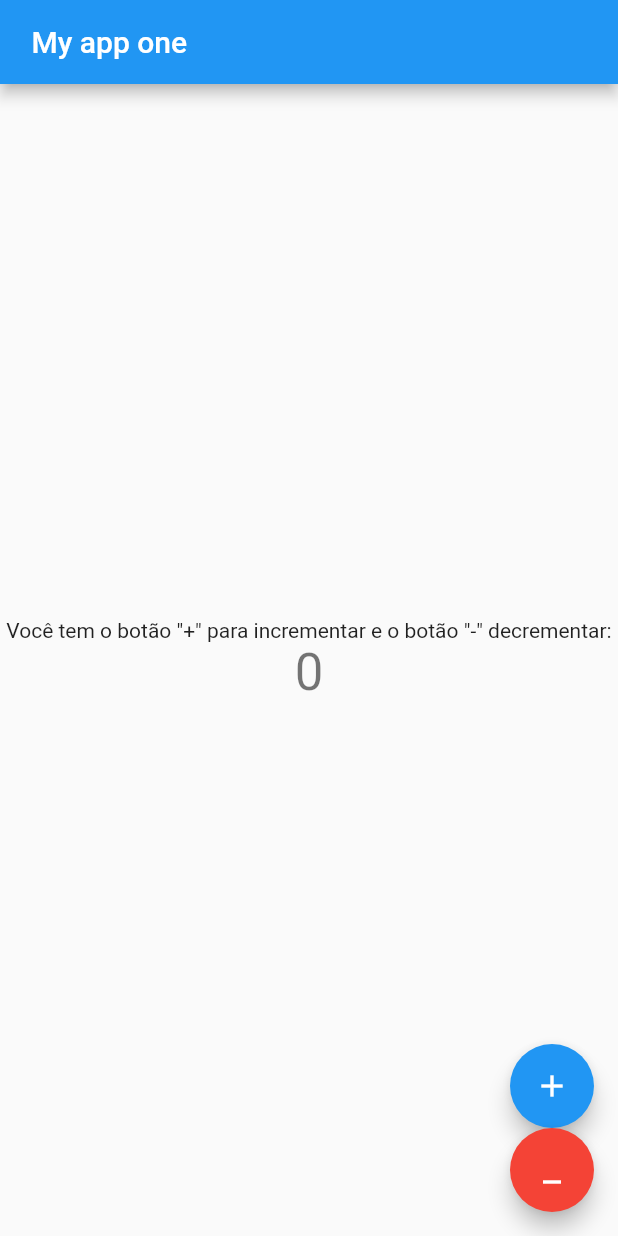
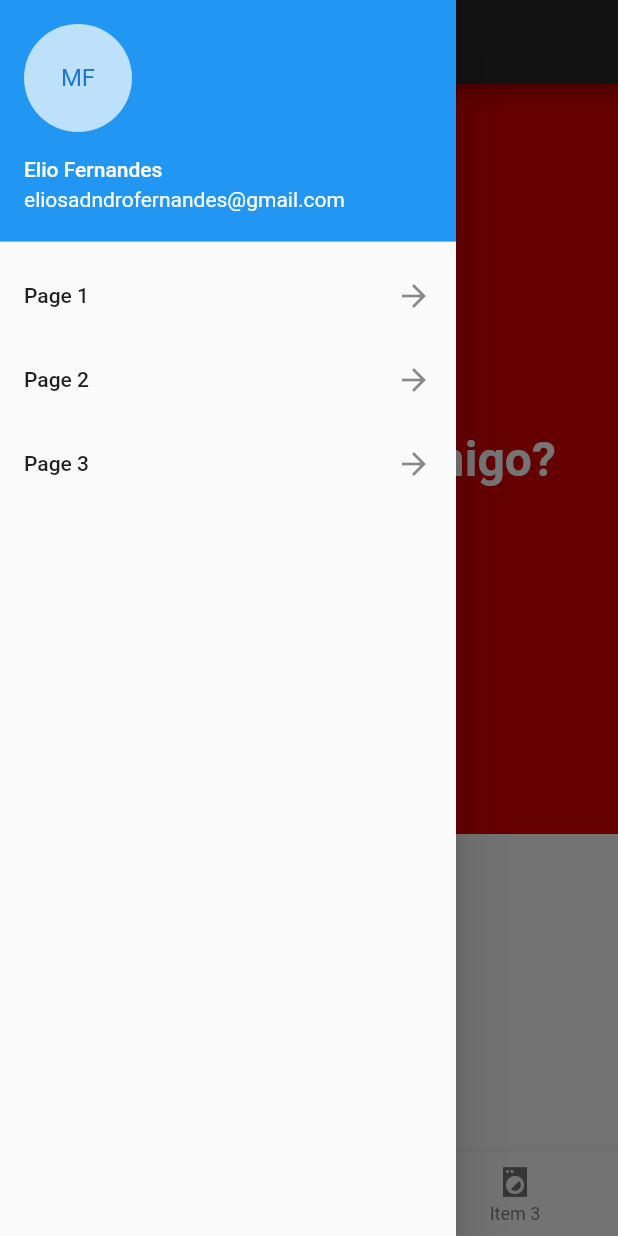
Before and after one commit to mvfernando/myapp_one, a Flutter app: the screen it shows after launch, with the side drawer open (before the commit the screen has no drawer), on a phone screen of 412 x 824 dp. Run offline on Flutter 3.47's test engine with Material 2 defaults, Android fonts, the phone set to English and light mode, and no system bars.

Commit message:
add navigation bar, drawer, listview

```diff
--- a/lib/main.dart
+++ b/lib/main.dart
@@ -1,90 +1,19 @@
 import 'package:flutter/material.dart';
+import 'package:myapp_one/pages/home_page.dart';
 
-void main() {
-  runApp(const MyApp());
+main() {
+  runApp (MyApp());
+
 }
 
 class MyApp extends StatelessWidget {
   const MyApp({super.key});
 
-  // This widget is the root of your application.
   @override
   Widget build(BuildContext context) {
     return MaterialApp(
-      title: 'Flutter Demo',
-      theme: ThemeData(
-
-        primarySwatch: Colors.blue,
-      ),
-      home: const MyHomePage(title: ' My app one'),
+      debugShowCheckedModeBanner: false,
+      home: HomePage(),
     );
   }
 }
-
-class MyHomePage extends StatefulWidget {
-  const MyHomePage({super.key, required this.title});
-
-  final String title;
-
-  @override
-  State<MyHomePage> createState() => _MyHomePageState();
-}
-
-class _MyHomePageState extends State<MyHomePage> {
-  int _counter = 0;
-
-  void _incrementCounter() {
-    setState(() {
-      _counter ++;
-    });
-  }
-  void _DecrementCounter() {
-    setState(() {
-      _counter --;
-    });
-  }
-
-  @override
-  Widget build(BuildContext context) {
-
-    return Scaffold(
-      appBar: AppBar(
-
-        title: Text(widget.title),
-      ),
-      body: Center(
-
-        child: Column(
-
-          mainAxisAlignment: MainAxisAlignment.center,
-          children: <Widget>[
-            const Text(
-              'Você tem o botão "+" para incrementar e o botão "-" decrementar:',
-            ),
-            Text(
-              '$_counter',
-              style: Theme.of(context).textTheme.headline4,
-            ),
-          ],
-        ),
-      ),
-      floatingActionButton: Column(
-        mainAxisAlignment: MainAxisAlignment.end,
-        children: [
-          FloatingActionButton(
-            onPressed: _incrementCounter,
-            tooltip: 'Increment',
-            child: const Icon(Icons.add),
-          ),
-          FloatingActionButton(
-            onPressed: _DecrementCounter,
-            tooltip: 'Decrement',
-            child: const Icon(Icons.minimize),
-            backgroundColor: Colors.red,
-          ),
-        ],
-
-      ),
-    );
-  }
-}
--- /dev/null
+++ b/lib/pages/home_page.dart
@@ -0,0 +1,115 @@
+import 'package:flutter/src/widgets/container.dart';
+import 'package:flutter/src/widgets/framework.dart';
+import 'package:flutter/material.dart';
+import 'pageViews/page_one.dart';
+
+class HomePage extends StatefulWidget {
+
+  @override
+  State<HomePage> createState() => _HomePageState();
+}
+
+class _HomePageState extends State<HomePage> {
+  PageController _pageController = PageController();
+
+  int indexBottonNavigationBar = 0;
+
+
+  @override
+  Widget build(BuildContext context) {
+    return Scaffold(
+        appBar: AppBar(
+          title: Text('Pedido de namoro'),
+          backgroundColor: Color.fromRGBO(40, 40, 40, 1),
+
+        ),
+        drawer: Drawer(
+          child: ListView(
+            children: [
+              UserAccountsDrawerHeader(
+                accountName: Text('Elio Fernandes'),
+                accountEmail: Text('eliosadndrofernandes@gmail.com'),
+                currentAccountPicture: CircleAvatar(
+                  backgroundColor: Colors.white70,
+                  child: Text('MF'),
+                ),
+              ),
+
+              ListTile(
+                title: Text('Page 1'),
+                trailing: Icon(Icons.arrow_forward),
+                onTap: () {
+                  _pageController.jumpToPage(0);
+                  Navigator.pop(context);
+                  setState(() {
+                    indexBottonNavigationBar = 0;
+                  });
+                },
+              ),
+              ListTile(
+                title: Text('Page 2'),
+                trailing: Icon(Icons.arrow_forward),
+                onTap: () {
+                  _pageController.jumpToPage(1);
+                  Navigator.pop(context);
+                  setState(() {
+                    indexBottonNavigationBar = 1;
+                  });
+                },
+              ),
+              ListTile(
+                title: Text('Page 3'),
+                trailing: Icon(Icons.arrow_forward),
+                onTap: () {
+                  _pageController.jumpToPage(2);
+                  Navigator.pop(context);
+                  setState(() {
+                    indexBottonNavigationBar = 2;
+                  });
+                },
+              ),
+            ],
+          ),
+        ),
+        body: PageView(
+          controller: _pageController,
+          children: [
+            page_one(),
+            Container(
+                color: Colors.amber,
+            ),
+            Container(
+                color: Colors.blue,
+            ),
+          ],
+        ),
+        bottomNavigationBar: BottomNavigationBar(
+          currentIndex: indexBottonNavigationBar,
+          onTap: (int page) {
+            setState(() {
+              indexBottonNavigationBar = page;
+            });
+            _pageController.animateToPage(
+              page,
+              duration: Duration(milliseconds: 300),
+              curve: Curves.ease,
+            );
+          },
+          items: [
+            BottomNavigationBarItem(
+              icon: Icon(Icons.local_laundry_service_sharp),
+              label: 'Item 1'
+            ),
+            BottomNavigationBarItem(
+              icon: Icon(Icons.local_laundry_service_sharp),
+              label: 'Item 2'
+            ),
+            BottomNavigationBarItem(
+              icon: Icon(Icons.local_laundry_service_sharp),
+              label: 'Item 3'
+            ),
+
+        ]),
+      );
+  }
+}
--- /dev/null
+++ b/lib/pages/pageViews/page_one.dart
@@ -0,0 +1,33 @@
+import 'package:flutter/src/widgets/container.dart';
+import 'package:flutter/src/widgets/framework.dart';
+import 'package:flutter/material.dart';
+
+
+class page_one extends StatelessWidget {
+  const page_one({super.key});
+
+  @override
+  Widget build(BuildContext context) {
+    return Column( children: [
+              Container(
+                height: 500,
+                width: MediaQuery.of(context).size.width,
+                decoration: BoxDecoration(
+                  color: Color.fromARGB(255, 217, 1, 1),
+                ),
+                child:
+                  Center(
+                    child: Text('Quer namorar comigo?',
+                      style: TextStyle(
+                        color: Colors.white,
+                        fontSize: 32,
+                        fontWeight: FontWeight.bold
+                      ),
+                    ),
+                  ),
+              ),
+
+              ],
+            );
+  }
+}
```
